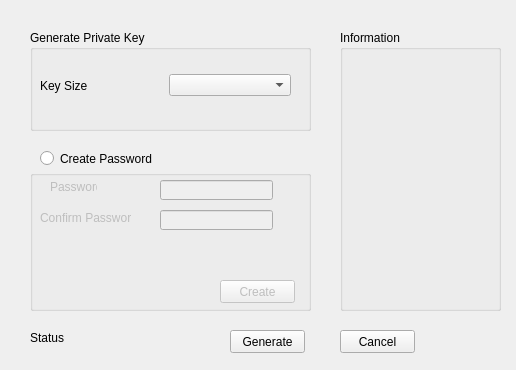
Before: the Qt Designer form gencsr.ui in stacywaturi/Design1, drawn with Qt 5.
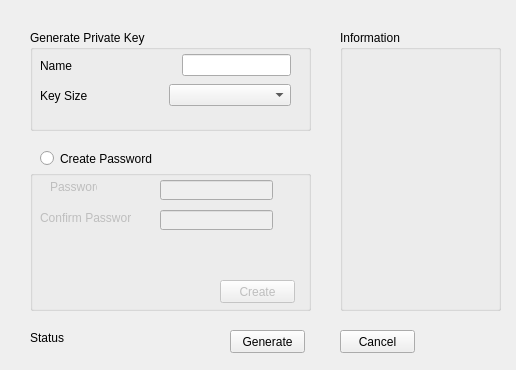
After: the same form once the commit is applied.

The edit to the form file:
```diff
--- a/gencsr.ui
+++ b/gencsr.ui
@@ -29,7 +29,7 @@
     <property name="geometry">
      <rect>
       <x>10</x>
-      <y>40</y>
+      <y>50</y>
       <width>251</width>
       <height>31</height>
      </rect>
@@ -47,6 +47,35 @@
      </item>
     </layout>
    </widget>
+   <widget class="QWidget" name="horizontalLayoutWidget_7">
+    <property name="geometry">
+     <rect>
+      <x>10</x>
+      <y>20</y>
+      <width>251</width>
+      <height>31</height>
+     </rect>
+    </property>
+    <layout class="QHBoxLayout" name="horizontalLayout_7">
+     <item>
+      <widget class="QLabel" name="commonName_label">
+       <property name="text">
+        <string>Name                               </string>
+       </property>
+      </widget>
+     </item>
+     <item>
+      <widget class="QLineEdit" name="commonName_lineEdit">
+       <property name="inputMethodHints">
+        <set>Qt::ImhNone</set>
+       </property>
+       <property name="echoMode">
+        <enum>QLineEdit::Normal</enum>
+       </property>
+      </widget>
+     </item>
+    </layout>
+   </widget>
   </widget>
   <widget class="QGroupBox" name="groupBox_2">
    <property name="geometry">
```
